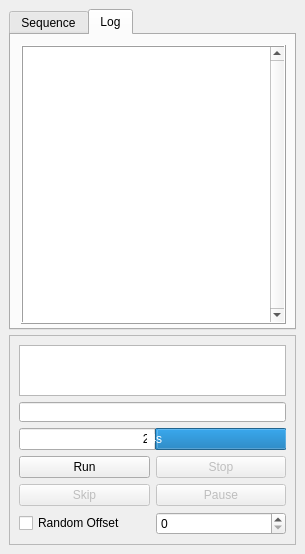
The window that Qt_UI/Runner.ui (jupiterbjy/python-macro-practice) describes before a commit, drawn with Qt 5.
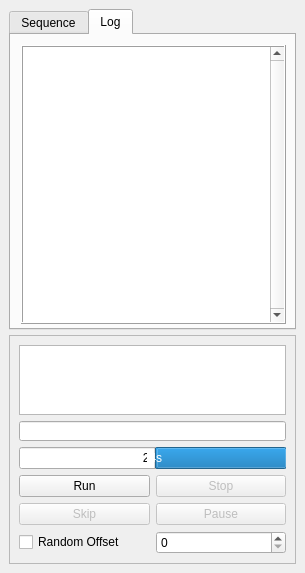
The same window after the commit.

What changed in the file:
```diff
--- a/Qt_UI/Runner.ui
+++ b/Qt_UI/Runner.ui
@@ -7,7 +7,7 @@
     <x>0</x>
     <y>0</y>
     <width>305</width>
-    <height>554</height>
+    <height>573</height>
    </rect>
   </property>
   <property name="sizePolicy">
@@ -19,13 +19,13 @@
   <property name="minimumSize">
    <size>
     <width>305</width>
-    <height>528</height>
+    <height>573</height>
    </size>
   </property>
   <property name="maximumSize">
    <size>
     <width>305</width>
-    <height>554</height>
+    <height>573</height>
    </size>
   </property>
   <property name="windowTitle">
@@ -160,6 +160,12 @@
     </item>
     <item row="1" column="0">
      <widget class="QFrame" name="frame">
+      <property name="sizePolicy">
+       <sizepolicy hsizetype="Fixed" vsizetype="Fixed">
+        <horstretch>0</horstretch>
+        <verstretch>0</verstretch>
+       </sizepolicy>
+      </property>
       <property name="frameShape">
        <enum>QFrame::StyledPanel</enum>
       </property>
@@ -178,13 +184,13 @@
          <property name="minimumSize">
           <size>
            <width>267</width>
-           <height>51</height>
+           <height>70</height>
           </size>
          </property>
          <property name="maximumSize">
           <size>
            <width>267</width>
-           <height>51</height>
+           <height>70</height>
           </size>
          </property>
          <property name="verticalScrollBarPolicy">
```
Left out of the diff: 12 changed lines with no effect on the pictures.
